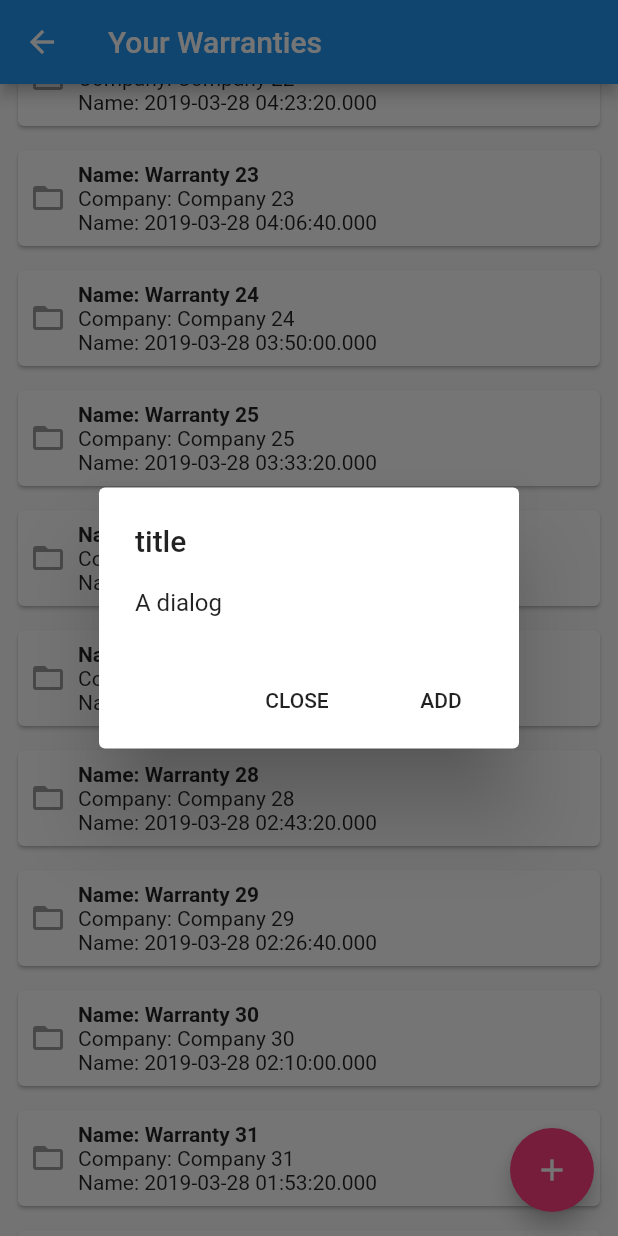
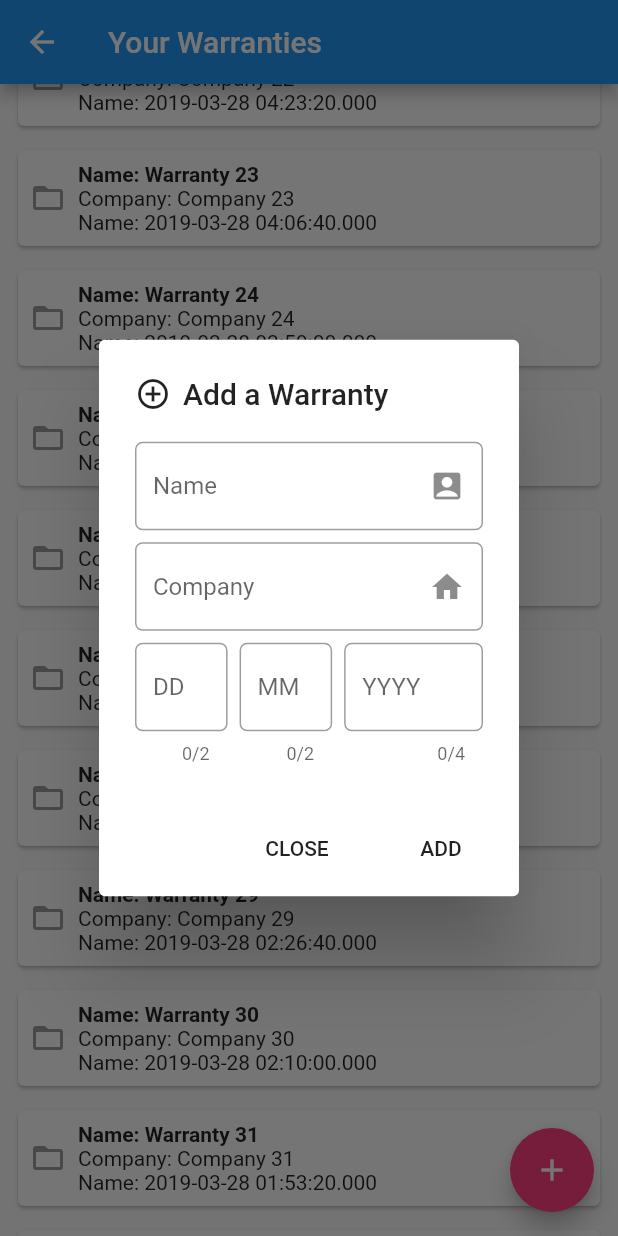
Before and after one commit to Vanethos/warranty_app_example, a Flutter app: the HomePage screen opened by its route, scrolled down 1728 dp, after a tap on the "add" icon, on a phone screen of 412 x 824 dp. Run offline on Flutter 3.47's test engine with Material 2 defaults, Android fonts, the phone set to English and light mode, and no system bars.

Commit message:
Added text fields to the dialog Added border to the text fields

```diff
--- a/lib/ui/home/home_page.dart
+++ b/lib/ui/home/home_page.dart
@@ -81,8 +81,91 @@ void showAddDialog(BuildContext context) {
   showDialog(
       context: context,
       builder: (context) => AlertDialog(
-            title: Text("title"),
-            content: Text("A dialog"),
+            title: Row(
+              children: <Widget>[
+                Icon(Icons.add_circle_outline),
+                SizedBox(
+                  width: 8,
+                ),
+                Text("Add a Warranty"),
+              ],
+            ),
+            content: Column(
+              mainAxisSize: MainAxisSize.min,
+              children: <Widget>[
+                TextField(
+                  decoration: InputDecoration(
+                    hintText: 'Name',
+                    suffixIcon: Icon(Icons.account_box),
+                    border: OutlineInputBorder(
+                        borderRadius: BorderRadius.all(Radius.circular(5.0)),
+                        borderSide: BorderSide(color: Colors.black)),
+                  ),
+                ),
+                SizedBox(
+                  height: 8,
+                ),
+                TextField(
+                  decoration: InputDecoration(
+                    hintText: 'Company',
+                    suffixIcon: Icon(Icons.home),
+                    border: OutlineInputBorder(
+                        borderRadius: BorderRadius.all(Radius.circular(5.0)),
+                        borderSide: BorderSide(color: Colors.black)),
+                  ),
+                ),
+                SizedBox(
+                  height: 8,
+                ),
+                Row(
+                  mainAxisSize: MainAxisSize.min,
+                  mainAxisAlignment: MainAxisAlignment.spaceBetween,
+                  children: <Widget>[
+                    Flexible(
+                      flex: 2,
+                      child: TextField(
+                        maxLength: 2,
+                        keyboardType: TextInputType.number,
+                        decoration: InputDecoration(
+                          hintText: 'DD',
+                          border: OutlineInputBorder(
+                              borderRadius: BorderRadius.all(Radius.circular(5.0)),
+                              borderSide: BorderSide(color: Colors.black)),
+                        ),
+                      ),
+                    ),
+                    SizedBox(width: 8,),
+                    Flexible(
+                      flex: 2,
+                      child: TextField(
+                        maxLength: 2,
+                        keyboardType: TextInputType.number,
+                        decoration: InputDecoration(
+                          hintText: 'MM',
+                          border: OutlineInputBorder(
+                              borderRadius: BorderRadius.all(Radius.circular(5.0)),
+                              borderSide: BorderSide(color: Colors.black)),
+                        ),
+                      ),
+                    ),
+                    SizedBox(width: 8,),
+                    Flexible(
+                      flex: 3,
+                      child: TextField(
+                        maxLength: 4,
+                        keyboardType: TextInputType.number,
+                        decoration: InputDecoration(
+                          hintText: 'YYYY',
+                          border: OutlineInputBorder(
+                              borderRadius: BorderRadius.all(Radius.circular(5.0)),
+                              borderSide: BorderSide(color: Colors.black)),
+                        ),
+                      ),
+                    ),
+                  ],
+                )
+              ],
+            ),
             actions: <Widget>[
               FlatButton(
                 child: const Text("CLOSE"),
```
